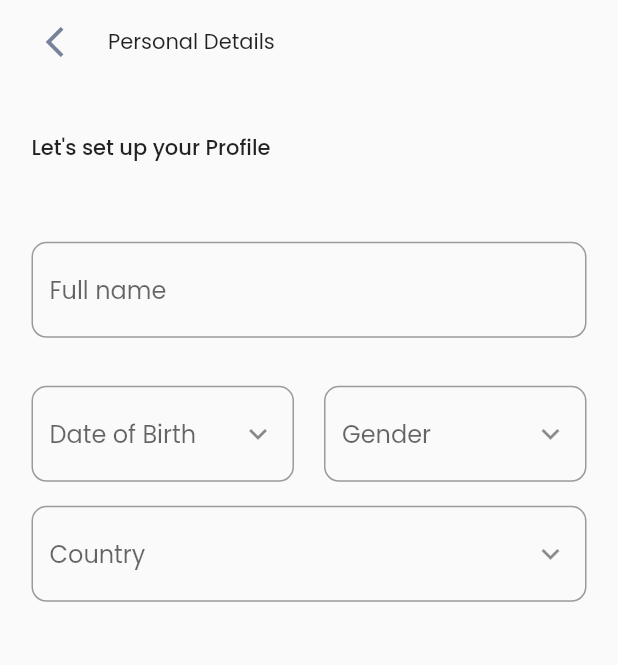
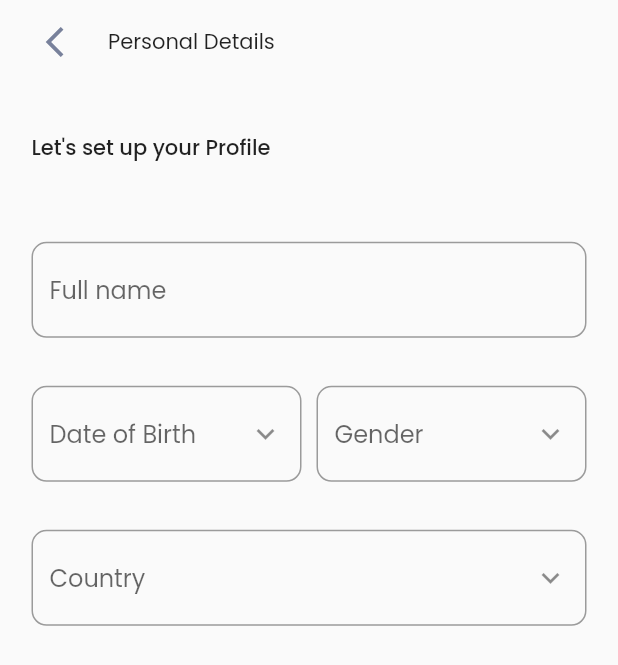
Before and after one commit to akored3/Crate_fire, a Flutter app: the SetProfile screen opened directly, on a phone screen of 412 x 824 dp. Shown: the top 665 px of the screen. Run offline on Flutter 3.47's test engine with Material 2 defaults, Android fonts, the phone set to English and light mode, and no system bars; our stand-ins replace cloud_firestore, firebase_auth, firebase_core, google_fonts, quickalert; accounts and stored records are empty.

Commit message:
another clean up

```diff
--- a/lib/views/set_up_profile_view.dart
+++ b/lib/views/set_up_profile_view.dart
@@ -97,7 +97,7 @@ class _SetProfileState extends State<SetProfile> {
             Container(
               margin: const EdgeInsets.only(
                 top: defaultPadding * 2,
-                bottom: defaultPadding,
+                bottom: defaultPadding * 2,
               ),
               child: Row(
                 children: [
@@ -118,7 +118,7 @@ class _SetProfileState extends State<SetProfile> {
                       ),
                     ),
                   ),
-                  const SizedBox(width: 20),
+                  const SizedBox(width: 10),
                   Expanded(
                     child: TextFormField(
                       controller: _dateOfBirth,
```
